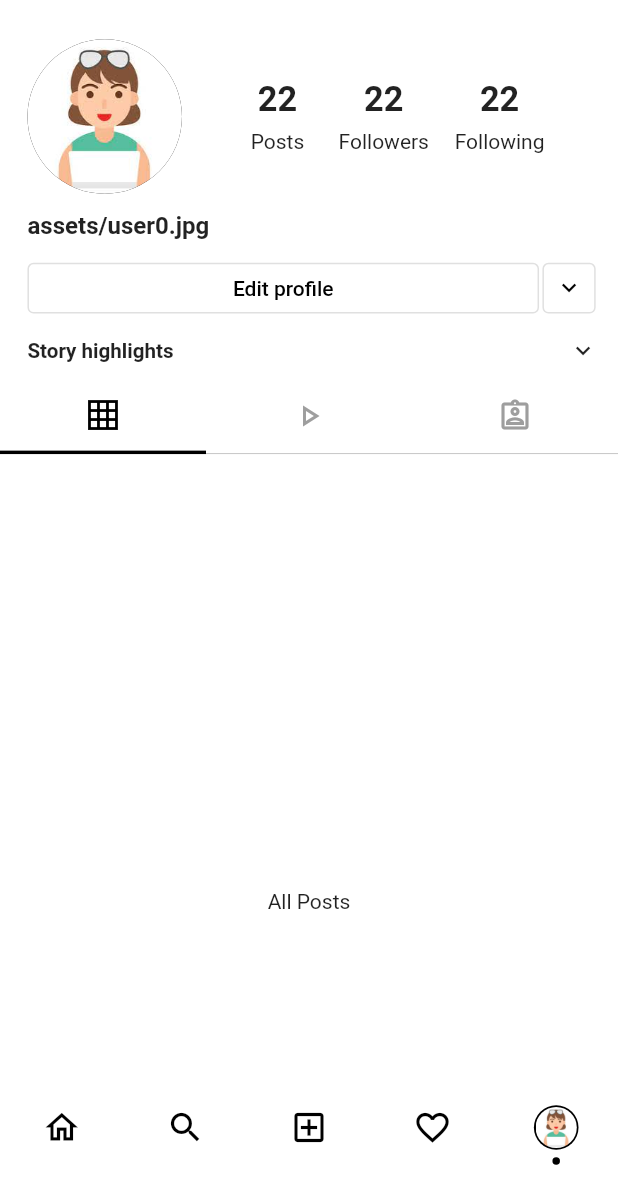
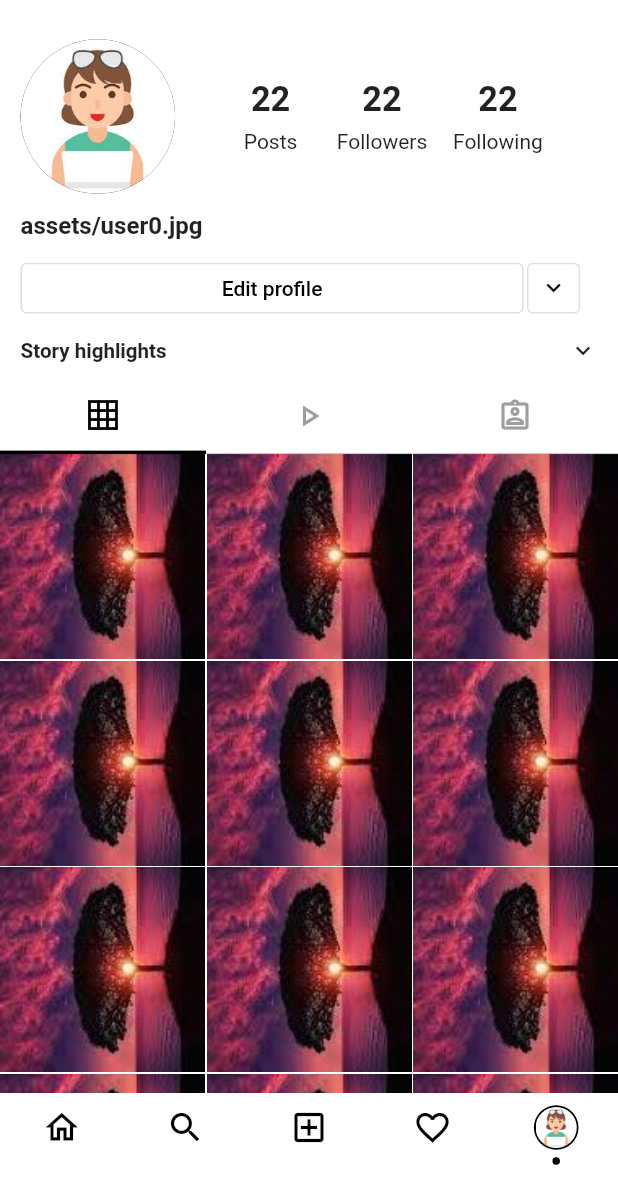
Before and after one commit to AmnNdm/InstaLayout, a Flutter app: the screen it shows after launch, item 5 of the bottom bar chosen, after a tap on "Edit profile", on a phone screen of 412 x 824 dp, the part 59-1236 px from its top. Run offline on Flutter 3.47's test engine with Material 2 defaults, Android fonts, the phone set to English and light mode, and no system bars; drawn by our look-alikes of persistent_bottom_nav_bar; our stand-ins replace flutter_screenutil, get.

Commit message:
profile ui

```diff
--- a/lib/components/customnavigationbar.dart
+++ b/lib/components/customnavigationbar.dart
@@ -75,7 +75,7 @@ class BottomBarState extends State<CustomBottomBar> {
     const SearchScreen(),
     const PostScreen(),
     const ActivityScreen(),
-    const ProfileScreen()
+    ProfileScreen()
   ];
 
   @override
--- a/lib/components/customwidgets.dart
+++ b/lib/components/customwidgets.dart
@@ -21,35 +21,7 @@ Color isnotDarkMode() {
   }
 }
 
-EdgeInsetsGeometry allPadding = EdgeInsets.fromLTRB(16.w, 8.h, 12.w, 8.h);
-
-// appbar(Widget title,
-//     {bool bottom = false,
-//     Widget? flexibleWidget,
-//     Widget? action,
-//     sliver = false}) {
-//   return sliver
-//       ? SliverAppBar(
-//           floating: true,
-//           pinned: true,
-//           backgroundColor: isnotDarkMode(),
-//           title: title,
-//           elevation: 0.2,
-//           actions: action != null ? [action] : null,
-//         )
-//       : AppBar(
-//           backgroundColor: isnotDarkMode(),
-//           elevation: 0.0,
-//           title: title,
-//           actions: action != null ? [action] : null,
-//           bottom: bottom
-//               ? PreferredSize(
-//                   child: flexibleWidget!,
-//                   preferredSize: Size.fromHeight(
-//                       MediaQuery.of(Get.context!).size.height / 16))
-//               : null,
-//         );
-// }
+EdgeInsetsGeometry allPadding = EdgeInsets.fromLTRB(12.w, 8.h, 12.w, 8.h);
 
 Widget profileImage(double r, String image) {
   return CircleAvatar(
--- a/lib/components/postwidget.dart
+++ b/lib/components/postwidget.dart
@@ -84,10 +84,14 @@ class PostWidget extends StatelessWidget {
               like.toggle();
               // ontap;
             },
-            child: Image.asset(
-              postimage,
-              scale: 0.7.h,
-              // fit: BoxFit.fill,
+            child: Container(
+              height: 300.h,
+              width: 400.w,
+              child: Image.asset(
+                postimage,
+                scale: 0.7.h,
+                fit: BoxFit.cover,
+              ),
             )),
         Padding(
             padding: EdgeInsets.fromLTRB(12.0.w, 8.0.h, 12.0.w, 8.0.h),
--- a/lib/controllers/profilecontroller.dart
+++ b/lib/controllers/profilecontroller.dart
@@ -1,5 +1,20 @@
 import 'package:get/get.dart';
+import 'package:insta_layout/components/constants.dart';
 
 class ProfileController extends GetxController {
   RxInt tab = 1.obs;
+  List images = [
+    Constants.user0,
+    Constants.userF,
+    Constants.userF,
+    Constants.userF,
+    Constants.userM,
+    Constants.userM,
+    Constants.userF,
+    Constants.userM,
+    Constants.userF,
+    Constants.userM,
+    Constants.userF,
+    Constants.userM,
+  ];
 }
--- a/lib/main.dart
+++ b/lib/main.dart
@@ -81,7 +81,7 @@ class MyApp extends StatelessWidget {
           "/search": (context) => const SearchScreen(),
           "/post": (context) => const PostScreen(),
           "/activity": (context) => const ActivityScreen(),
-          "/profile": (context) => const ProfileScreen(),
+          "/profile": (context) => ProfileScreen(),
           "/message": (context) => const MessagesScreen(),
           "/searchcontent": (context) => const SearchContent(),
           "/explorevideos": (context) => const Suggestion(),
--- a/lib/views/profile/allposts.dart
+++ b/lib/views/profile/allposts.dart
@@ -1,13 +1,33 @@
 import 'package:flutter/cupertino.dart';
 import 'package:flutter/material.dart';
+import 'package:flutter_screenutil/flutter_screenutil.dart';
+import 'package:get/get.dart';
+import 'package:insta_layout/components/constants.dart';
+import 'package:insta_layout/controllers/profilecontroller.dart';
 
-class AllPosts extends StatelessWidget {
+class AllPosts extends GetView<ProfileController> {
   @override
   Widget build(BuildContext context) {
-    return Container(
-      height: MediaQuery.of(context).size.height / 1.38,
-      child: Center(
-        child: Text("All Posts"),
+    return GridView.count(
+      shrinkWrap: true,
+      crossAxisCount: 3,
+      crossAxisSpacing: 1.0,
+      mainAxisSpacing: 1.0,
+      children: List.generate(
+        12,
+        (index) {
+          return GestureDetector(
+            onTap: () {},
+            child: Container(
+              height: 10.h,
+              width: 10.w,
+              child: Image.asset(
+                Constants.image,
+                fit: BoxFit.cover,
+              ),
+            ),
+          );
+        },
       ),
     );
   }
--- a/lib/views/profile/alltags.dart
+++ b/lib/views/profile/alltags.dart
@@ -4,7 +4,6 @@ class AllTags extends StatelessWidget {
   @override
   Widget build(BuildContext context) {
     return Container(
-      height: MediaQuery.of(context).size.height / 1.38,
       child: Center(
         child: Text("All Tags"),
       ),
--- a/lib/views/profile/allvideos.dart
+++ b/lib/views/profile/allvideos.dart
@@ -4,7 +4,6 @@ class AllVideos extends StatelessWidget {
   @override
   Widget build(BuildContext context) {
     return Container(
-      height: MediaQuery.of(context).size.height / 1.38,
       child: Center(
         child: Text("All Videos"),
       ),
--- a/lib/views/profile/profile.dart
+++ b/lib/views/profile/profile.dart
@@ -1,3 +1,5 @@
+import 'dart:math';
+
 import 'package:flutter/material.dart';
 import 'package:flutter_screenutil/flutter_screenutil.dart';
 import 'package:get/get.dart';
@@ -9,7 +11,6 @@ import 'package:insta_layout/views/profile/allposts.dart';
 import 'package:insta_layout/views/profile/alltags.dart';
 import 'package:insta_layout/views/profile/allvideos.dart';
 import 'package:insta_layout/views/profile/stickyheaderwidget.dart';
-import 'package:insta_layout/views/messages/chats.dart';
 
 class ProfileScreen extends GetView<ProfileController> {
   const ProfileScreen({Key? key}) : super(key: key);
@@ -26,14 +27,13 @@ class ProfileScreen extends GetView<ProfileController> {
                     IconButton(onPressed: () {}, icon: const Icon(Icons.add)),
                     IconButton(onPressed: () {}, icon: const Icon(Icons.menu))
                   ],
-                )
+                ),
+                SliverToBoxAdapter(
+                  child: thatWeirdWidget(),
+                ),
+                StickyHeaderWidget()
               ],
-          body: CustomScrollView(
-            slivers: [
-              SliverToBoxAdapter(child: thatWidget()),
-              StickyHeaderWidget(),
-              SliverToBoxAdapter(
-                child: ObxValue((RxInt rxInt) {
+          body: ObxValue((RxInt rxInt) {
             if (rxInt == 2) {
               return AllVideos();
             } else if (rxInt == 3) {
@@ -41,15 +41,11 @@ class ProfileScreen extends GetView<ProfileController> {
             } else {
               return AllPosts();
             }
-                }, controller.tab),
-              ),
-              // SliverToBoxAdapter(child: Chats())
-            ],
-          )),
+          }, controller.tab)),
     );
   }
 
-  Widget thatWidget() {
+  Widget thatWeirdWidget() {
     return Padding(
       padding: allPadding,
       child: Column(
@@ -60,7 +56,7 @@ class ProfileScreen extends GetView<ProfileController> {
               profileImage(45, Constants.user0),
               SizedBox(width: 40.w),
               figure(22, "Posts"),
-              SizedBox(width: 20.w),
+              SizedBox(width: 23.w),
               figure(22, "Followers"),
               SizedBox(width: 15.w),
               figure(22, "Following"),
@@ -80,7 +76,7 @@ class ProfileScreen extends GetView<ProfileController> {
             children: [
               ElevatedButton(
                 onPressed: () {},
-                child: Text("Edit profile"),
+                child: const Text("Edit profile"),
                 style: ButtonStyle(
                     visualDensity: VisualDensity.compact,
                     padding: MaterialStateProperty.all(EdgeInsets.zero),
@@ -88,11 +84,9 @@ class ProfileScreen extends GetView<ProfileController> {
                     side: MaterialStateProperty.all(
                         BorderSide(color: Colors.grey.shade300)),
                     minimumSize:
-                        MaterialStateProperty.all<Size>(Size(305.w, 35.h))),
+                        // TODO: 305.w
+                        MaterialStateProperty.all<Size>(Size(300.w, 35.h))),
               ),
-              // SizedBox(
-              //   width: 2.w,
-              // ),
               ElevatedButton(
                 onPressed: () {},
                 child: Icon(
```
Lines whose indentation alone changed are shown as unchanged.
